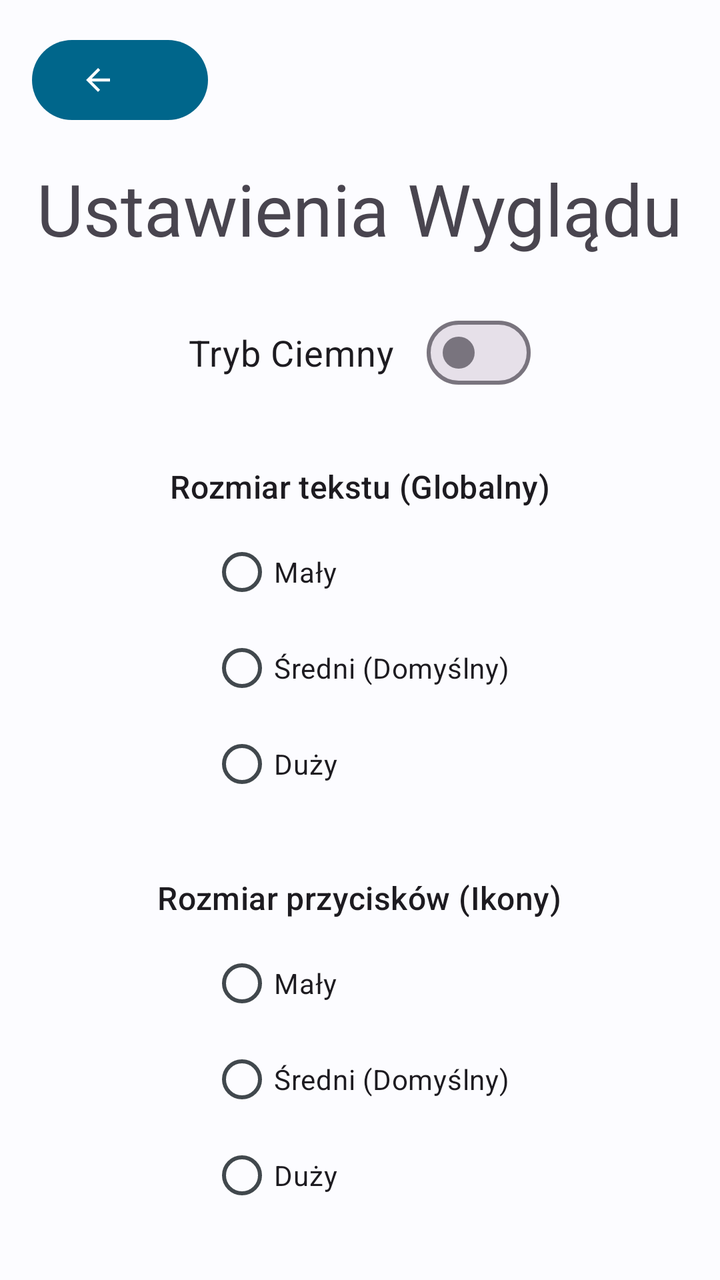
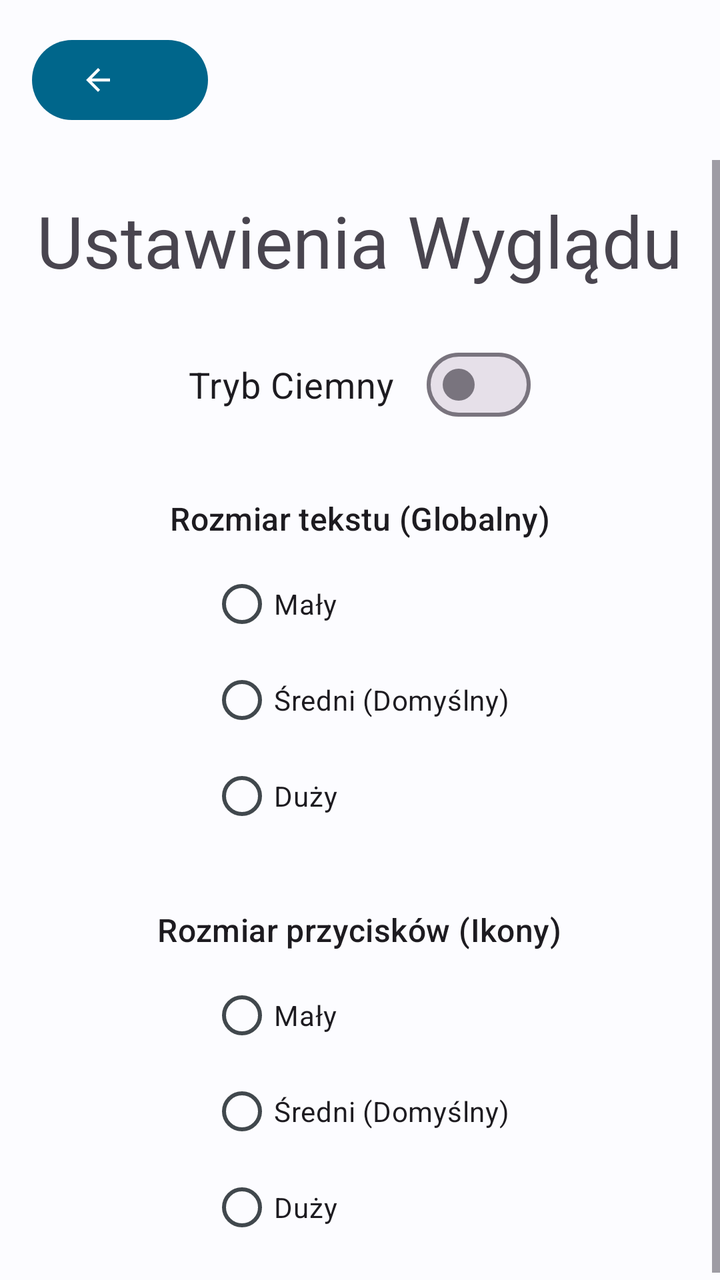

An Android layout rendered at two revisions. The XML below is the earlier revision; the diff shows what the commit changed to produce the second picture.
<!-- AndroidManifest.xml: application theme Theme.Bazunia -->
<!-- res/layout/activity_settings.xml -->
<?xml version="1.0" encoding="utf-8"?>
<androidx.constraintlayout.widget.ConstraintLayout
    xmlns:android="http://schemas.android.com/apk/res/android"
    xmlns:app="http://schemas.android.com/apk/res-auto"
    xmlns:tools="http://schemas.android.com/tools"
    android:layout_width="match_parent"
    android:layout_height="match_parent"
    android:fitsSystemWindows="true"
    tools:context=".SettingsActivity">

    <com.google.android.material.button.MaterialButton
        android:id="@+id/btnBackSettings"
        style="?attr/myIconButtonTextStyle"
        android:layout_width="wrap_content"
        android:layout_height="wrap_content"
        app:icon="@drawable/ic_arrow_back"
        android:contentDescription="Powrót"
        app:layout_constraintTop_toTopOf="parent"
        app:layout_constraintStart_toStartOf="parent"
        android:layout_margin="16dp"
        app:tint="?attr/colorOnSurface"
        android:elevation="4dp" />

    <ScrollView
        android:layout_width="match_parent"
        android:layout_height="0dp"
        app:layout_constraintTop_toTopOf="parent"
        app:layout_constraintBottom_toBottomOf="parent"
        android:paddingTop="64dp">

        <LinearLayout
            android:layout_width="match_parent"
            android:layout_height="wrap_content"
            android:orientation="vertical"
            android:padding="16dp"
            android:gravity="center_horizontal">

            <TextView
                android:layout_width="wrap_content"
                android:layout_height="wrap_content"
                android:text="Ustawienia Wyglądu"
                android:textAppearance="@style/TextAppearance.Material3.DisplaySmall"
                android:layout_marginBottom="24dp"/>

            <com.google.android.material.materialswitch.MaterialSwitch
                android:id="@+id/switchThemeSettings"
                android:layout_width="wrap_content"
                android:layout_height="wrap_content"
                android:text="Tryb Ciemny"
                android:textSize="18sp"
                android:layout_gravity="center_horizontal"
                android:layout_marginBottom="32dp"/>

            <TextView
                android:layout_width="wrap_content"
                android:layout_height="wrap_content"
                android:text="Rozmiar tekstu (Globalny)"
                android:textAppearance="@style/TextAppearance.Material3.TitleMedium"
                android:layout_marginBottom="8dp"/>

            <RadioGroup
                android:id="@+id/radioGroupTextScale"
                android:layout_width="wrap_content"
                android:layout_height="wrap_content"
                android:layout_marginBottom="32dp">

                <RadioButton
                    android:id="@+id/radioTextSmall"
                    android:layout_width="wrap_content"
                    android:layout_height="wrap_content"
                    android:text="Mały"/>
                <RadioButton
                    android:id="@+id/radioTextMedium"
                    android:layout_width="wrap_content"
                    android:layout_height="wrap_content"
                    android:text="Średni (Domyślny)"/>
                <RadioButton
                    android:id="@+id/radioTextLarge"
                    android:layout_width="wrap_content"
                    android:layout_height="wrap_content"
                    android:text="Duży"/>
            </RadioGroup>

            <TextView
                android:layout_width="wrap_content"
                android:layout_height="wrap_content"
                android:text="Rozmiar przycisków (Ikony)"
                android:textAppearance="@style/TextAppearance.Material3.TitleMedium"
                android:layout_marginBottom="8dp"/>

            <RadioGroup
                android:id="@+id/radioGroupButtonScale"
                android:layout_width="wrap_content"
                android:layout_height="wrap_content">

                <RadioButton
                    android:id="@+id/radioBuottonSmall"
                    android:layout_width="wrap_content"
                    android:layout_height="wrap_content"
                    android:text="Mały"/>
                <RadioButton
                    android:id="@+id/radioButtonMedium"
                    android:layout_width="wrap_content"
                    android:layout_height="wrap_content"
                    android:text="Średni (Domyślny)"/>
                <RadioButton
                    android:id="@+id/radioButtonLarge"
                    android:layout_width="wrap_content"
                    android:layout_height="wrap_content"
                    android:text="Duży"/>
            </RadioGroup>

        </LinearLayout>
    </ScrollView>

</androidx.constraintlayout.widget.ConstraintLayout>
<!-- resources referenced by this layout -->
<resources>
  <!-- drawable ic_arrow_back (drawable) -->
  <vector xmlns:android="http://schemas.android.com/apk/res/android" android:autoMirrored="true" android:height="24dp" android:tint="#000000" android:viewportHeight="24" android:viewportWidth="24" android:width="24dp">
        
      <path android:fillColor="@android:color/white" android:pathData="M20,11H7.83l5.59,-5.59L12,4l-8,8 8,8 1.41,-1.41L7.83,13H20v-2z"/>
      
  </vector>
  <style name="Theme.Bazunia" parent="Base.Theme.Bazunia" />
  <style name="Base.Theme.Bazunia" parent="Theme.Material3.DayNight.NoActionBar">
          <item name="colorPrimary">@color/colorPrimary</item>
          <item name="colorOnPrimary">@color/colorOnPrimary</item>
          <item name="colorPrimaryContainer">@color/colorPrimaryContainer</item>
          <item name="colorOnPrimaryContainer">@color/colorOnPrimaryContainer</item>
          <item name="colorSecondary">@color/colorSecondary</item>
          <item name="colorOnSecondary">@color/colorOnSecondary</item>
          <item name="android:colorBackground">@color/colorBackground</item>
          <item name="colorOnBackground">@color/colorOnBackground</item>
          <item name="colorSurface">@color/colorSurface</item>
          <item name="colorOnSurface">@color/colorOnSurface</item>
          <item name="colorSurfaceVariant">@color/colorSurfaceVariant</item>
          <item name="colorOnSurfaceVariant">@color/colorOnSurfaceVariant</item>
      </style>
  <color name="colorPrimary">#00668B</color>
  <color name="colorOnPrimary">#FFFFFF</color>
  <color name="colorPrimaryContainer">#CDE5FF</color>
  <color name="colorOnPrimaryContainer">#001E2D</color>
  <color name="colorSecondary">#4F616E</color>
  <color name="colorOnSecondary">#FFFFFF</color>
  <color name="colorBackground">#FCFCFF</color>
  <color name="colorOnBackground">#191C1E</color>
  <color name="colorSurface">#FCFCFF</color>
  <color name="colorOnSurface">#191C1E</color>
  <color name="colorSurfaceVariant">#DDE3EA</color>
  <color name="colorOnSurfaceVariant">#41484D</color>
</resources>

<!-- the commit's change to res/layout/activity_settings.xml (unified diff, before → after) -->
@@ -13,50 +13,51 @@
         style="?attr/myIconButtonTextStyle"
         android:layout_width="wrap_content"
         android:layout_height="wrap_content"
+        android:layout_margin="16dp"
+        android:contentDescription="@string/back_content_description"
         app:icon="@drawable/ic_arrow_back"
-        android:contentDescription="Powrót"
+        app:layout_constraintStart_toStartOf="parent"
         app:layout_constraintTop_toTopOf="parent"
-        app:layout_constraintStart_toStartOf="parent"
-        android:layout_margin="16dp"
-        app:tint="?attr/colorOnSurface"
-        android:elevation="4dp" />
+        app:tint="?attr/colorOnSurface" />
 
     <ScrollView
-        android:layout_width="match_parent"
+        android:layout_width="0dp"
         android:layout_height="0dp"
-        app:layout_constraintTop_toTopOf="parent"
+        android:paddingTop="16dp"
+        app:layout_constraintTop_toBottomOf="@+id/btnBackSettings"
         app:layout_constraintBottom_toBottomOf="parent"
-        android:paddingTop="64dp">
+        app:layout_constraintStart_toStartOf="parent"
+        app:layout_constraintEnd_toEndOf="parent">
 
         <LinearLayout
             android:layout_width="match_parent"
             android:layout_height="wrap_content"
+            android:gravity="center_horizontal"
             android:orientation="vertical"
-            android:padding="16dp"
-            android:gravity="center_horizontal">
+            android:padding="16dp">
 
             <TextView
                 android:layout_width="wrap_content"
                 android:layout_height="wrap_content"
-                android:text="Ustawienia Wyglądu"
-                android:textAppearance="@style/TextAppearance.Material3.DisplaySmall"
-                android:layout_marginBottom="24dp"/>
+                android:layout_marginBottom="24dp"
+                android:text="@string/settings_appearance_title"
+                android:textAppearance="@style/TextAppearance.Material3.DisplaySmall" />
 
             <com.google.android.material.materialswitch.MaterialSwitch
                 android:id="@+id/switchThemeSettings"
                 android:layout_width="wrap_content"
                 android:layout_height="wrap_content"
-                android:text="Tryb Ciemny"
-                android:textSize="18sp"
                 android:layout_gravity="center_horizontal"
-                android:layout_marginBottom="32dp"/>
+                android:layout_marginBottom="32dp"
+                android:text="@string/dark_mode_label"
+                android:textSize="18sp" />
 
             <TextView
                 android:layout_width="wrap_content"
                 android:layout_height="wrap_content"
-                android:text="Rozmiar tekstu (Globalny)"
-                android:textAppearance="@style/TextAppearance.Material3.TitleMedium"
-                android:layout_marginBottom="8dp"/>
+                android:layout_marginBottom="8dp"
+                android:text="@string/text_size_label"
+                android:textAppearance="@style/TextAppearance.Material3.TitleMedium" />
 
             <RadioGroup
                 android:id="@+id/radioGroupTextScale"
@@ -68,25 +69,25 @@
                     android:id="@+id/radioTextSmall"
                     android:layout_width="wrap_content"
                     android:layout_height="wrap_content"
-                    android:text="Mały"/>
+                    android:text="@string/text_size_small" />
                 <RadioButton
                     android:id="@+id/radioTextMedium"
                     android:layout_width="wrap_content"
                     android:layout_height="wrap_content"
-                    android:text="Średni (Domyślny)"/>
+                    android:text="@string/text_size_medium" />
                 <RadioButton
                     android:id="@+id/radioTextLarge"
                     android:layout_width="wrap_content"
                     android:layout_height="wrap_content"
-                    android:text="Duży"/>
+                    android:text="@string/text_size_large" />
             </RadioGroup>
 
             <TextView
                 android:layout_width="wrap_content"
                 android:layout_height="wrap_content"
-                android:text="Rozmiar przycisków (Ikony)"
-                android:textAppearance="@style/TextAppearance.Material3.TitleMedium"
-                android:layout_marginBottom="8dp"/>
+                android:layout_marginBottom="8dp"
+                android:text="@string/button_size_label"
+                android:textAppearance="@style/TextAppearance.Material3.TitleMedium" />
 
             <RadioGroup
                 android:id="@+id/radioGroupButtonScale"
@@ -94,20 +95,20 @@
                 android:layout_height="wrap_content">
 
                 <RadioButton
-                    android:id="@+id/radioBuottonSmall"
+                    android:id="@+id/radioButtonSmall"
                     android:layout_width="wrap_content"
                     android:layout_height="wrap_content"
-                    android:text="Mały"/>
+                    android:text="@string/text_size_small" />
                 <RadioButton
                     android:id="@+id/radioButtonMedium"
                     android:layout_width="wrap_content"
                     android:layout_height="wrap_content"
-                    android:text="Średni (Domyślny)"/>
+                    android:text="@string/text_size_medium" />
                 <RadioButton
                     android:id="@+id/radioButtonLarge"
                     android:layout_width="wrap_content"
                     android:layout_height="wrap_content"
-                    android:text="Duży"/>
+                    android:text="@string/text_size_large" />
             </RadioGroup>
 
         </LinearLayout>
<!-- resource entries referenced after the edit -->
@@ -6,6 +6,14 @@
       <path android:fillColor="@android:color/white" android:pathData="M20,11H7.83l5.59,-5.59L12,4l-8,8 8,8 1.41,-1.41L7.83,13H20v-2z"/>
       
   </vector>
+  <string name="back_content_description">Powrót</string>
+  <string name="button_size_label">Rozmiar przycisków (Ikony)</string>
+  <string name="dark_mode_label">Tryb Ciemny</string>
+  <string name="settings_appearance_title">Ustawienia Wyglądu</string>
+  <string name="text_size_label">Rozmiar tekstu (Globalny)</string>
+  <string name="text_size_large">Duży</string>
+  <string name="text_size_medium">Średni (Domyślny)</string>
+  <string name="text_size_small">Mały</string>
   <style name="Theme.Bazunia" parent="Base.Theme.Bazunia" />
   <style name="Base.Theme.Bazunia" parent="Theme.Material3.DayNight.NoActionBar">
           <item name="colorPrimary">@color/colorPrimary</item>
